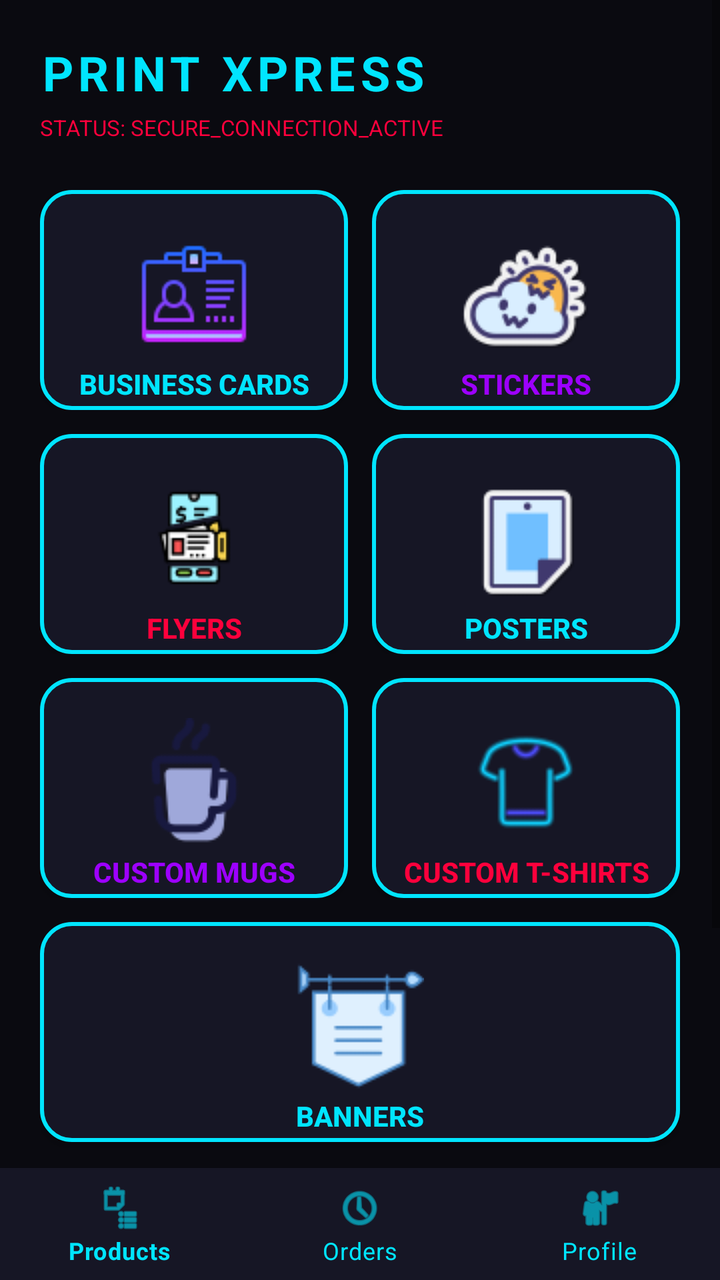
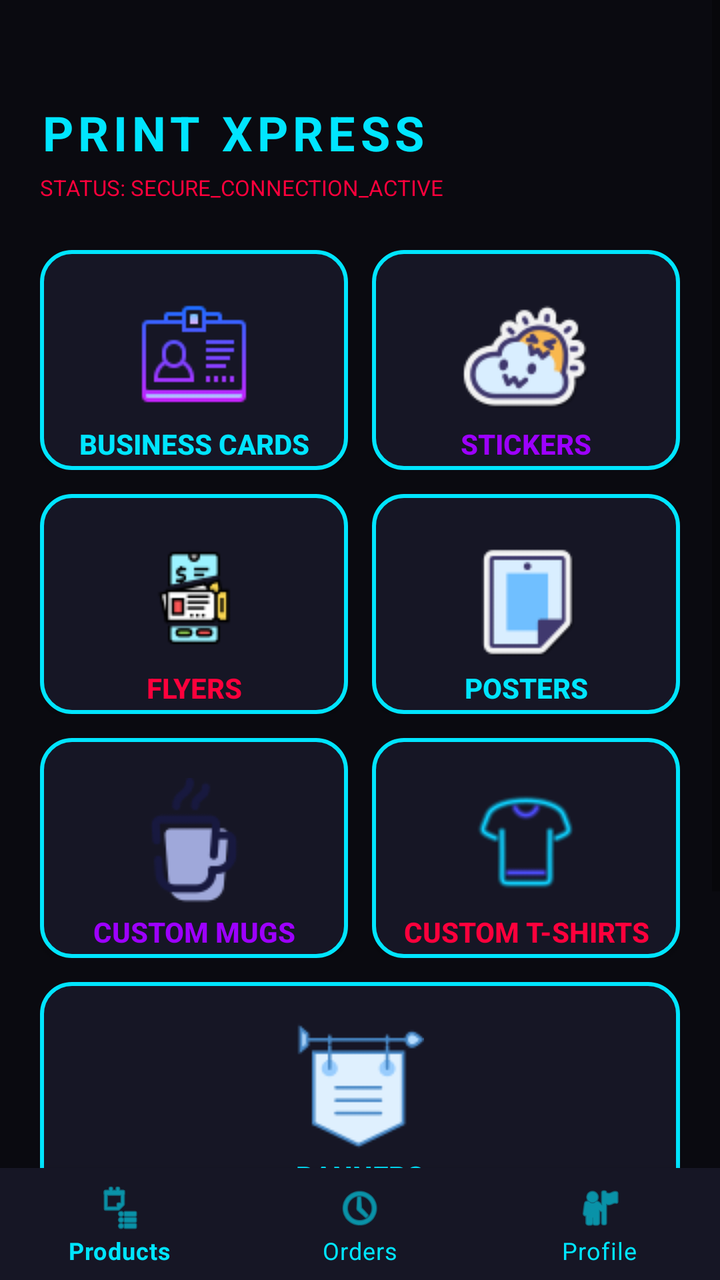

Screens rendered from an Android XML layout before and after an edit, with the pre-edit source and the edit as a unified diff.
<!-- AndroidManifest.xml: application theme Theme.PrintXpress -->
<!-- res/layout/activity_dashboard.xml -->
<?xml version="1.0" encoding="utf-8"?>
<RelativeLayout xmlns:android="http://schemas.android.com/apk/res/android"
    xmlns:app="http://schemas.android.com/apk/res-auto"
    android:layout_width="match_parent"
    android:layout_height="match_parent"
    android:background="#0A0A10">

    <ScrollView
        android:layout_width="match_parent"
        android:layout_height="match_parent"
        android:layout_above="@+id/bottomNavigationView">

        <LinearLayout
            android:layout_width="match_parent"
            android:layout_height="wrap_content"
            android:orientation="vertical"
            android:padding="20dp">

            <TextView
                android:layout_width="wrap_content"
                android:layout_height="wrap_content"
                android:layout_marginBottom="4dp"
                android:letterSpacing="0.1"
                android:text="PRINT XPRESS"
                android:textColor="#00E5FF"
                android:textSize="24sp"
                android:textStyle="bold" />

            <TextView
                android:layout_width="wrap_content"
                android:layout_height="wrap_content"
                android:text="STATUS: SECURE_CONNECTION_ACTIVE"
                android:textSize="11sp"
                android:textColor="#FF003C"
                android:layout_marginBottom="24dp"/>

            
            <LinearLayout
                android:layout_width="match_parent"
                android:layout_height="110dp"
                android:orientation="horizontal"
                android:layout_marginBottom="12dp">

                <androidx.appcompat.widget.AppCompatButton
                    android:id="@+id/btnBusinessCards"
                    android:layout_width="0dp"
                    android:layout_height="match_parent"
                    android:layout_weight="1"
                    android:layout_marginEnd="6dp"
                    android:text="Business Cards"
                    android:textColor="#00E5FF"
                    android:background="@drawable/cyber_card_bg"
                    android:drawableTop="@drawable/icon_cards"
                    android:paddingTop="20dp"
                    android:textStyle="bold"/>

                <androidx.appcompat.widget.AppCompatButton
                    android:id="@+id/btnStickers"
                    android:layout_width="0dp"
                    android:layout_height="match_parent"
                    android:layout_weight="1"
                    android:layout_marginStart="6dp"
                    android:text="Stickers"
                    android:textColor="#9D00FF"
                    android:background="@drawable/cyber_card_bg"
                    android:drawableTop="@drawable/icon_stickers"
                    android:paddingTop="20dp"
                    android:textStyle="bold"/>
            </LinearLayout>

            
            <LinearLayout
                android:layout_width="match_parent"
                android:layout_height="110dp"
                android:orientation="horizontal"
                android:layout_marginBottom="12dp">

                <androidx.appcompat.widget.AppCompatButton
                    android:id="@+id/btnFlyers"
                    android:layout_width="0dp"
                    android:layout_height="match_parent"
                    android:layout_weight="1"
                    android:layout_marginEnd="6dp"
                    android:text="Flyers"
                    android:textColor="#FF003C"
                    android:background="@drawable/cyber_card_bg"
                    android:drawableTop="@drawable/icon_flyers"
                    android:paddingTop="20dp"
                    android:textStyle="bold"/>

                <androidx.appcompat.widget.AppCompatButton
                    android:id="@+id/btnPosters"
                    android:layout_width="0dp"
                    android:layout_height="match_parent"
                    android:layout_weight="1"
                    android:layout_marginStart="6dp"
                    android:text="Posters"
                    android:textColor="#00E5FF"
                    android:background="@drawable/cyber_card_bg"
                    android:drawableTop="@drawable/icon_posters"
                    android:paddingTop="20dp"
                    android:textStyle="bold"/>
            </LinearLayout>

            
            <LinearLayout
                android:layout_width="match_parent"
                android:layout_height="110dp"
                android:orientation="horizontal"
                android:layout_marginBottom="12dp">

                <androidx.appcompat.widget.AppCompatButton
                    android:id="@+id/btnMugs"
                    android:layout_width="0dp"
                    android:layout_height="match_parent"
                    android:layout_weight="1"
                    android:layout_marginEnd="6dp"
                    android:text="Custom Mugs"
                    android:textColor="#9D00FF"
                    android:background="@drawable/cyber_card_bg"
                    android:drawableTop="@drawable/icon_mugs"
                    android:paddingTop="20dp"
                    android:textStyle="bold"/>

                <androidx.appcompat.widget.AppCompatButton
                    android:id="@+id/btnTshirts"
                    android:layout_width="0dp"
                    android:layout_height="match_parent"
                    android:layout_weight="1"
                    android:layout_marginStart="6dp"
                    android:text="Custom T-Shirts"
                    android:textColor="#FF003C"
                    android:background="@drawable/cyber_card_bg"
                    android:drawableTop="@drawable/icon_tshirts"
                    android:paddingTop="20dp"
                    android:textStyle="bold"/>
            </LinearLayout>

            
            <androidx.appcompat.widget.AppCompatButton
                android:id="@+id/btnBanners"
                android:layout_width="match_parent"
                android:layout_height="110dp"
                android:text="Banners"
                android:textColor="#00E5FF"
                android:background="@drawable/cyber_card_bg"
                android:drawableTop="@drawable/icon_banners"
                android:paddingTop="20dp"
                android:layout_marginBottom="24dp"
                android:textStyle="bold"/>

            
            <androidx.appcompat.widget.AppCompatButton
                android:id="@+id/btnGallery"
                android:layout_width="match_parent"
                android:layout_height="54dp"
                android:text="ACCESS DESIGN GALLERY"
                android:background="@drawable/cyber_card_bg"
                android:textColor="#FFFFFF"
                android:layout_marginBottom="12dp"/>

            <androidx.appcompat.widget.AppCompatButton
                android:id="@+id/btnSupport"
                android:layout_width="match_parent"
                android:layout_height="54dp"
                android:text="SUPPORT PROTOCOLS &amp; FAQ"
                android:background="@drawable/cyber_card_bg"
                android:textColor="#FFFFFF"/>
        </LinearLayout>
    </ScrollView>

    <com.google.android.material.bottomnavigation.BottomNavigationView
        android:id="@+id/bottomNavigationView"
        android:layout_width="match_parent"
        android:layout_height="wrap_content"
        android:layout_alignParentBottom="true"
        android:background="#161625"
        app:itemIconTint="#00E5FF"
        app:itemTextColor="#00E5FF"
        app:menu="@menu/bottom_nav_menu" />

</RelativeLayout>
<!-- resources referenced by this layout -->
<resources>
  <!-- drawable cyber_card_bg (drawable) -->
  <?xml version="1.0" encoding="utf-8"?>
  <shape xmlns:android="http://schemas.android.com/apk/res/android"
      android:shape="rectangle">
      <solid android:color="#161625"/>
      <stroke android:width="2dp" android:color="#00E5FF"/>
      <corners android:radius="15dp"/>
  </shape>
  <!-- drawable icon_banners: png bitmap (drawable, 1567 bytes) -->
  <!-- drawable icon_cards: png bitmap (drawable, 1257 bytes) -->
  <!-- drawable icon_flyers: png bitmap (drawable, 1875 bytes) -->
  <!-- drawable icon_mugs: png bitmap (drawable, 1876 bytes) -->
  <!-- drawable icon_posters: png bitmap (drawable, 1020 bytes) -->
  <!-- drawable icon_stickers: png bitmap (drawable, 3448 bytes) -->
  <!-- drawable icon_tshirts: png bitmap (drawable, 2257 bytes) -->
  <style name="Theme.PrintXpress" parent="Base.Theme.PrintXpress" />
  <style name="Base.Theme.PrintXpress" parent="Theme.MaterialComponents.DayNight.NoActionBar">
          
          <item name="colorPrimary">@color/cyber_cyan</item>
          <item name="colorPrimaryVariant">@color/cyber_purple</item>
          <item name="colorOnPrimary">@color/white</item>
          <item name="colorSecondary">@color/cyber_pink</item>
  
          
          <item name="android:windowBackground">@color/cyber_light_bg</item>
          <item name="colorSurface">@color/cyber_card_light</item>
          <item name="android:textColor">@color/black</item>
      </style>
  <color name="cyber_cyan">#00E5FF</color>
  <color name="cyber_purple">#9D00FF</color>
  <color name="white">#FFFFFFFF</color>
  <color name="cyber_pink">#FF003C</color>
  <color name="cyber_light_bg">#F4F4FA</color>
  <color name="cyber_card_light">#FFFFFF</color>
  <color name="black">#FF000000</color>
</resources>

<!-- the commit's change to res/layout/activity_dashboard.xml (unified diff, before → after) -->
@@ -14,7 +14,10 @@
             android:layout_width="match_parent"
             android:layout_height="wrap_content"
             android:orientation="vertical"
-            android:padding="20dp">
+            android:paddingStart="20dp"
+            android:paddingEnd="20dp"
+            android:paddingBottom="20dp"
+            android:paddingTop="50dp">
 
             <TextView
                 android:layout_width="wrap_content"
